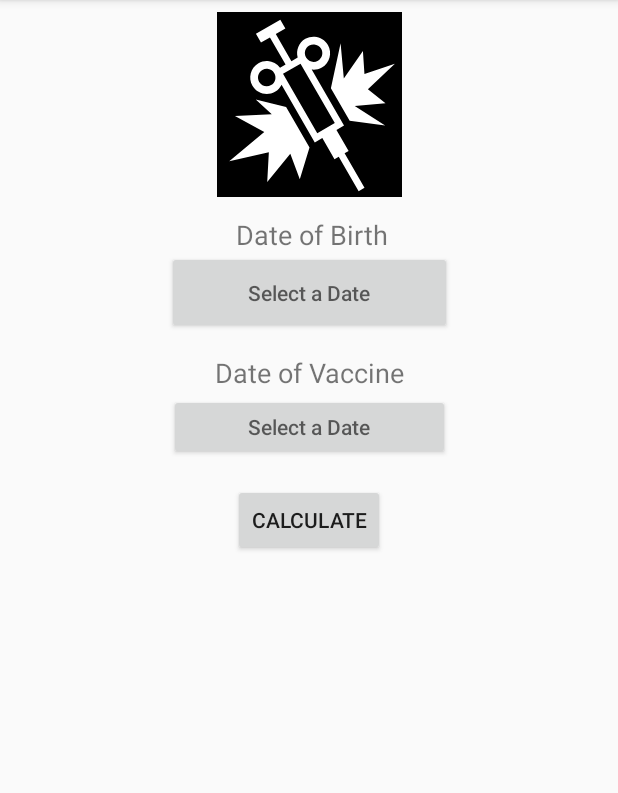
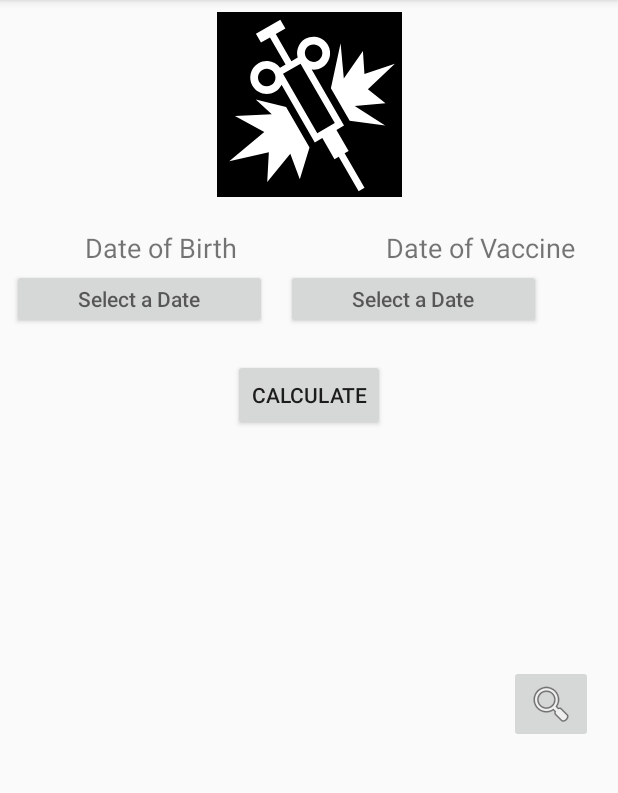
Before and after one commit to Saplyng/VaccineSearch, an Android app: the screen it shows after launch (MainActivity), on a phone screen of 412 x 824 dp, the part 84-877 px from its top. Run offline under Robolectric (Android 15) with nearby library versions, the phone set to English and light mode, and no system bars; libraries missing offline, so code that uses them is left out: com.jakewharton.threetenabp; 1 statement that could not run was skipped.

Commit message:
adding search activity
need to figure out how to move everything

```diff
--- a/app/src/main/AndroidManifest.xml
+++ b/app/src/main/AndroidManifest.xml
@@ -16,6 +16,11 @@
                 <category android:name="android.intent.category.LAUNCHER"/>
             </intent-filter>
         </activity>
+        <activity
+            android:name=".VaccineSearch"
+            android:label="VaccineSearch"
+            android:theme="@style/AppTheme"
+        ></activity>
     </application>
 
 </manifest>
--- a/app/src/main/java/e/saplyng/whatsmyage/MainActivity.kt
+++ b/app/src/main/java/e/saplyng/whatsmyage/MainActivity.kt
@@ -1,9 +1,11 @@
 package e.saplyng.whatsmyage
 
 import android.app.DatePickerDialog
+import android.content.Intent
 
 import android.support.v7.app.AppCompatActivity
 import android.os.Bundle
+import android.view.View
 import android.widget.Toast
 import kotlinx.android.synthetic.main.activity_main.*
 import java.lang.Exception
@@ -75,6 +77,18 @@ class MainActivity : AppCompatActivity() {
             }
         }
 
+        // button goes to new activity
+        val btnNext1 = idButtonNext
+        btnNext1.setOnClickListener(object : View.OnClickListener {
+            override fun onClick(v: View?) {
+                val in1 = Intent(this@MainActivity, VaccineSearch::class.java)
+                startActivity(in1)
+            }
+        })
+
+
+
+
 
 
 
--- /dev/null
+++ b/app/src/main/java/e/saplyng/whatsmyage/VaccineSearch.kt
@@ -0,0 +1,28 @@
+package e.saplyng.whatsmyage
+
+import android.os.Bundle
+import android.support.v7.app.AppCompatActivity
+import android.widget.SearchView
+import kotlinx.android.synthetic.main.vaccine_search.*
+import android.widget.Toast
+import e.saplyng.whatsmyage.R.id.searchView
+
+
+
+class VaccineSearch : AppCompatActivity(){
+
+
+
+    override fun onCreate(savedInstanceState: Bundle?) {
+        super.onCreate(savedInstanceState)
+        setContentView(R.layout.vaccine_search)
+
+        val searchView = idSearchView
+        searchView.queryHint = "Search View"
+
+
+
+
+
+    }
+}
--- a/app/src/main/res/layout/activity_main.xml
+++ b/app/src/main/res/layout/activity_main.xml
@@ -9,77 +9,76 @@
 
     <TextView
             android:text="@string/textBox1"
-            android:layout_width="193dp"
-            android:layout_height="23dp"
-            android:id="@+id/textView2" android:layout_marginTop="144dp"
-            app:layout_constraintTop_toTopOf="parent"
-            android:gravity="center_vertical|center_horizontal"
-            android:layout_marginEnd="8dp" app:layout_constraintEnd_toEndOf="parent"
+            android:layout_width="170dp"
+            android:layout_height="28dp"
+            android:id="@+id/textView2"
             android:layout_marginStart="8dp" app:layout_constraintStart_toStartOf="parent"
-            app:layout_constraintHorizontal_bias="0.508" android:textSize="18sp" android:layout_marginLeft="8dp"/>
+            android:textSize="18sp" android:layout_marginTop="20dp"
+            app:layout_constraintTop_toBottomOf="@+id/imageView" android:layout_marginEnd="8dp"
+            app:layout_constraintEnd_toStartOf="@+id/textView3" android:gravity="center_vertical|center_horizontal"/>
     <Button
-            android:layout_width="190dp"
-            android:layout_height="55dp"
+            android:layout_width="170dp"
+            android:layout_height="40dp"
             android:ems="10"
             android:id="@+id/idDateOfBirth"
             android:text=""
-            app:layout_constraintTop_toBottomOf="@+id/textView2" android:layout_marginStart="8dp"
-            app:layout_constraintStart_toStartOf="parent" android:layout_marginEnd="8dp"
-            app:layout_constraintEnd_toEndOf="parent"
-            app:layout_constraintHorizontal_bias="0.5" android:selectAllOnFocus="true"
+            app:layout_constraintTop_toBottomOf="@+id/textView2"
+            android:selectAllOnFocus="true"
             android:hint="@string/dateHint" android:gravity="center_vertical|center_horizontal"
-            android:layout_marginRight="8dp"/>
+            android:layout_marginStart="8dp" app:layout_constraintStart_toStartOf="parent"/>
     <TextView
             android:text="@string/textBox2"
-            android:layout_width="183dp"
+            android:layout_width="170dp"
             android:layout_height="28dp"
-            android:id="@+id/textView3" android:layout_marginTop="12dp"
-            app:layout_constraintTop_toBottomOf="@+id/idDateOfBirth" app:layout_constraintStart_toStartOf="parent"
+            android:id="@+id/textView3"
+            app:layout_constraintStart_toStartOf="parent"
             android:layout_marginStart="8dp" app:layout_constraintEnd_toEndOf="parent"
-            android:layout_marginEnd="8dp" android:gravity="center_vertical|center_horizontal"
-            app:layout_constraintHorizontal_bias="0.5" android:textSize="18sp"/>
+            android:layout_marginEnd="8dp"
+            app:layout_constraintHorizontal_bias="0.909" android:textSize="18sp" android:layout_marginTop="20dp"
+            app:layout_constraintTop_toBottomOf="@+id/imageView"
+            android:gravity="right|center"/>
     <Button
-            android:layout_width="187dp"
-            android:layout_height="44dp"
+            android:layout_width="170dp"
+            android:layout_height="40dp"
             android:ems="10"
             android:id="@+id/idVaccineDate"
             android:text=""
-            app:layout_constraintTop_toBottomOf="@+id/textView3" android:layout_marginStart="8dp"
-            app:layout_constraintStart_toStartOf="parent" android:layout_marginEnd="8dp"
-            app:layout_constraintEnd_toEndOf="parent"
-            app:layout_constraintHorizontal_bias="0.5" android:hint="@string/dateHint"
+            android:hint="@string/dateHint"
             android:gravity="center_vertical|center_horizontal" android:selectAllOnFocus="true"
-    />
+            app:layout_constraintTop_toBottomOf="@+id/textView3"
+            android:layout_marginEnd="8dp" app:layout_constraintEnd_toEndOf="parent"
+            app:layout_constraintStart_toEndOf="@+id/idDateOfBirth" android:layout_marginStart="8dp"
+            app:layout_constraintHorizontal_bias="0.1"/>
     <Button
             android:layout_width="wrap_content"
             android:layout_height="wrap_content"
-            android:id="@+id/idButton" android:layout_marginTop="16dp"
+            android:id="@+id/idButton" android:layout_marginTop="20dp"
             app:layout_constraintTop_toBottomOf="@+id/idVaccineDate" app:layout_constraintStart_toStartOf="parent"
             android:layout_marginStart="8dp" app:layout_constraintEnd_toEndOf="parent"
             android:layout_marginEnd="8dp" android:text="@string/calculateButton"
-            app:layout_constraintHorizontal_bias="0.5"/>
+            app:layout_constraintHorizontal_bias="0.501"/>
     <TextView
             android:layout_width="320dp"
-            android:layout_height="32dp"
+            android:layout_height="40dp"
             android:id="@+id/idInformation" android:layout_marginStart="8dp"
             app:layout_constraintStart_toStartOf="parent"
             app:layout_constraintEnd_toEndOf="parent" android:layout_marginEnd="8dp"
-            android:layout_marginTop="24dp"
-            app:layout_constraintTop_toBottomOf="@+id/idButton" app:layout_constraintHorizontal_bias="0.5"/>
+            android:layout_marginTop="12dp"
+            app:layout_constraintTop_toBottomOf="@+id/idButton" android:textSize="18sp"/>
     <TextView
             android:layout_width="320dp"
-            android:layout_height="31dp"
+            android:layout_height="40dp"
             android:id="@+id/idInformation2"
             app:layout_constraintTop_toBottomOf="@+id/idInformation" app:layout_constraintStart_toStartOf="parent"
             android:layout_marginStart="8dp" app:layout_constraintEnd_toEndOf="parent" android:layout_marginEnd="8dp"
-            app:layout_constraintHorizontal_bias="0.5"/>
+            app:layout_constraintHorizontal_bias="0.5" android:textSize="18sp"/>
     <TextView
             android:layout_width="320dp"
-            android:layout_height="28dp"
+            android:layout_height="40dp"
             android:id="@+id/idInformation3" app:layout_constraintEnd_toEndOf="parent" android:layout_marginEnd="8dp"
             app:layout_constraintStart_toStartOf="parent" android:layout_marginStart="8dp"
             app:layout_constraintTop_toBottomOf="@+id/idInformation2" app:layout_constraintHorizontal_bias="0.5"
-    />
+            android:textSize="18sp"/>
     <android.support.constraint.Barrier android:layout_width="wrap_content" android:layout_height="wrap_content"
                                         android:id="@+id/barrier" app:barrierDirection="top"/>
     <android.support.constraint.Group android:layout_width="wrap_content" android:layout_height="wrap_content"
@@ -90,5 +89,12 @@
             android:id="@+id/imageView" android:layout_marginTop="8dp"
             app:layout_constraintTop_toTopOf="parent" app:layout_constraintStart_toStartOf="parent"
             android:layout_marginStart="8dp" app:layout_constraintEnd_toEndOf="parent" android:layout_marginEnd="8dp"
-    />
+            android:contentDescription="TODO"/>
+    <ImageButton
+            android:layout_width="wrap_content"
+            android:layout_height="wrap_content" app:srcCompat="@android:drawable/ic_menu_search"
+            android:id="@+id/idButtonNext" android:layout_marginTop="24dp"
+            app:layout_constraintTop_toBottomOf="@+id/idInformation3" app:layout_constraintEnd_toEndOf="parent"
+            android:layout_marginEnd="8dp" app:layout_constraintStart_toStartOf="parent"
+            android:layout_marginStart="8dp" app:layout_constraintHorizontal_bias="0.974"/>
 </android.support.constraint.ConstraintLayout>
--- a/app/src/main/res/layout/vaccine_search.xml
+++ b/app/src/main/res/layout/vaccine_search.xml
@@ -7,5 +7,6 @@
             android:layout_width="258dp"
             android:layout_height="60dp" android:layout_marginTop="76dp"
             app:layout_constraintTop_toTopOf="parent" app:layout_constraintStart_toStartOf="parent"
-            android:layout_marginStart="8dp" app:layout_constraintEnd_toEndOf="parent" android:layout_marginEnd="8dp"/>
+            android:layout_marginStart="8dp" app:layout_constraintEnd_toEndOf="parent" android:layout_marginEnd="8dp"
+            android:id="@+id/idSearchView"/>
 </android.support.constraint.ConstraintLayout>
```
Also changed, not shown: app/src/main/magnifyingGlass-web.png (added), app/src/main/res/mipmap-hdpi/ic_launcher_foreground.png, app/src/main/res/mipmap-mdpi/ic_launcher_foreground.png, app/src/main/res/mipmap-xhdpi/ic_launcher_foreground.png, app/src/main/res/mipmap-xxhdpi/ic_launcher_foreground.png, app/src/main/res/mipmap-xxxhdpi/ic_launcher_foreground.png.
